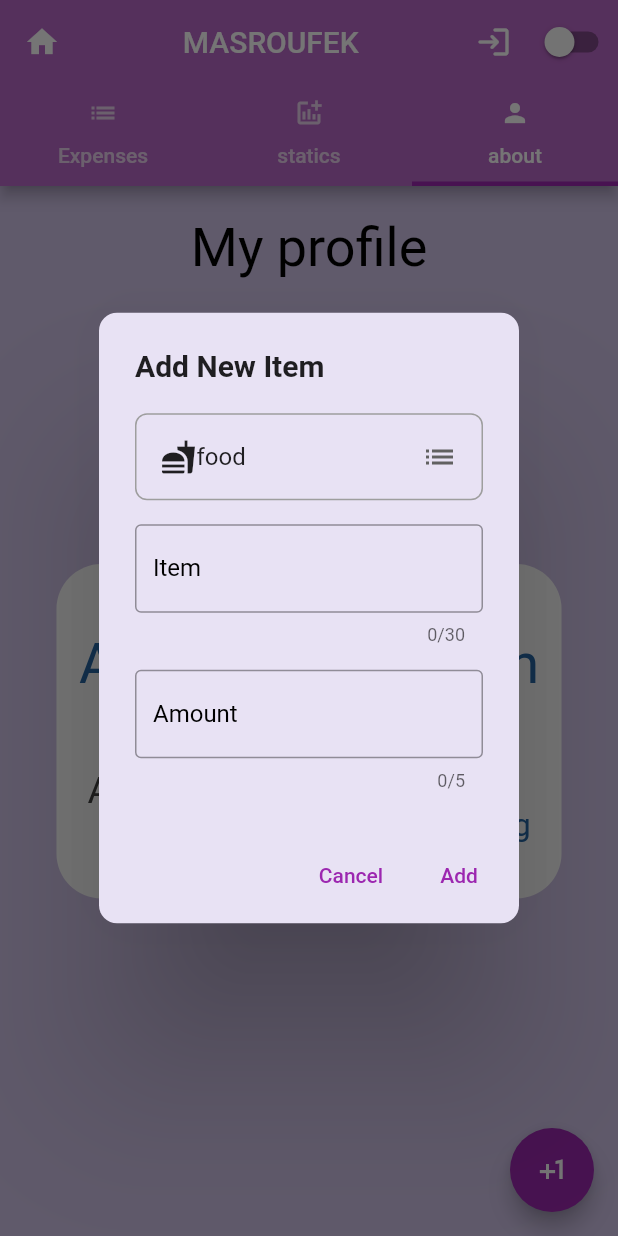
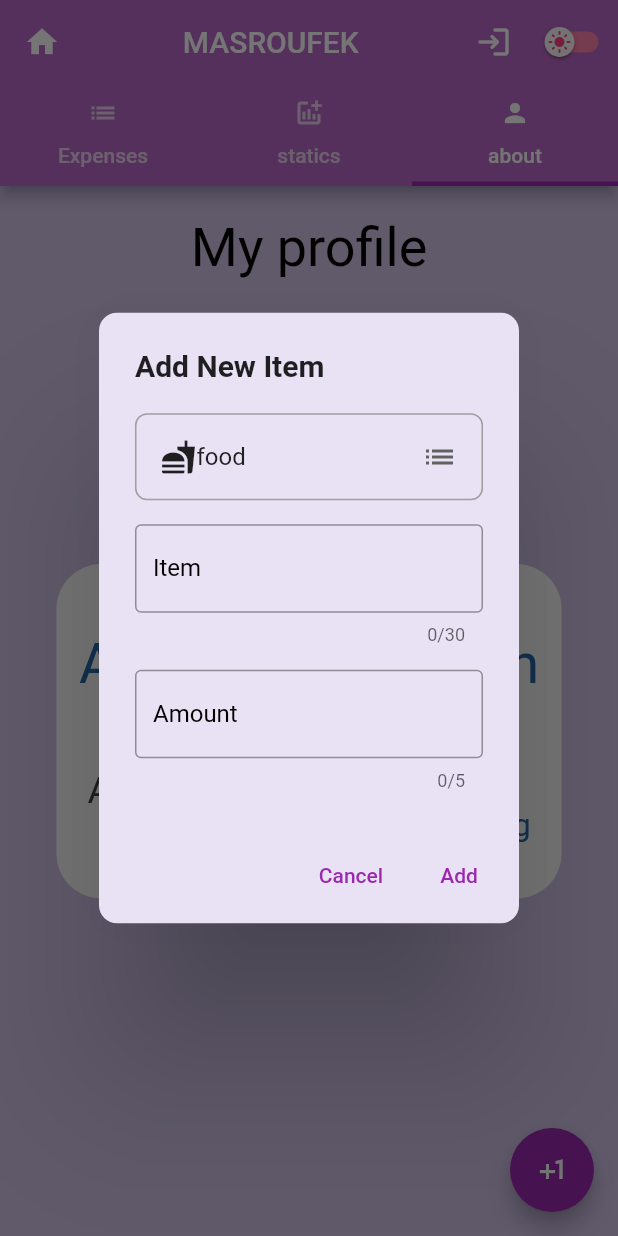
Before and after one commit to Ala-Eddine-Achach/FlutterFirstProject, a Flutter app: the screen it shows after launch, tab 3 chosen, after a tap on the "plus one" icon, on a phone screen of 412 x 824 dp. Run offline on Flutter 3.47's test engine with Material 2 defaults, Android fonts, the phone set to English and light mode, and no system bars; our stand-ins replace flutter_speed_dial, flutter_spinkit, google_fonts, hive, hive_flutter, percent_indicator and 2 more; accounts and stored records are empty; Roboto replaces fonts that are missing (Alegreya, Montserrat).

Commit message:
order buttons and theme icons

```diff
--- a/lib/pages/Loading.dart
+++ b/lib/pages/Loading.dart
@@ -20,12 +20,9 @@ class _LoadingState extends State<Loading> {
   }
 
   Future<void> navigateToHomePage() async {
-    print("c");
     var data = Hive.box("data");
     if (data.isEmpty) {
-      print("d");
       for (var element in expList) {
-        print("a");
         await addexp(
           element["category"],
           element["item"],
@@ -39,7 +36,7 @@ class _LoadingState extends State<Loading> {
       var box =  Hive.box<Expense>("Expanses");
       expmap= box.toMap().map((key, value) =>  MapEntry(key, value.toMap()));
     }
-
+    if (await data.get("order")==null) data.put("order", "date inc");
     await Future.delayed(const Duration(seconds: 3));
     Navigator.pushReplacementNamed(context, '/home');
   }
--- a/lib/pages/home.dart
+++ b/lib/pages/home.dart
@@ -2,9 +2,6 @@ import 'package:flutter/material.dart';
 import 'package:projecttest/main.dart';
 import 'package:projecttest/pages/profile.dart';
 import 'package:projecttest/pages/statics.dart';
-
-import '../expenses/list.dart';
-import '../expenses/widget.dart';
 import '../showdialog/additem.dart';
 import 'listexp.dart';
 List<String> titles = <String>[
@@ -45,6 +42,9 @@ class _HomeState extends State<Home> {
           title: const Center(child: Text("MASROUFEK")),
           actions: [IconButton(onPressed: (){Navigator.pushReplacementNamed(context, '/login');}, icon: Icon(Icons.login_rounded)) ,
             Switch(
+              trackColor: trackColor,
+
+              thumbIcon:thumbIcon,
                 value: themeManager.themeMode == ThemeMode.dark,
                 onChanged: (newValue) {
                   setState(() {
@@ -90,4 +90,28 @@ class _HomeState extends State<Home> {
       );
 
   }
+
+  final MaterialStateProperty<Icon?> thumbIcon =
+  MaterialStateProperty.resolveWith<Icon?>(
+        (Set<MaterialState> states) {
+      if (states.contains(MaterialState.selected)) {
+        return const Icon(Icons.dark_mode,color: Colors.black,);
+      }
+      return const Icon(Icons.light_mode,color: Colors.pinkAccent,);
+    },
+  );
+
 }
+final MaterialStateProperty<Color?> trackColor =
+MaterialStateProperty.resolveWith<Color?>(
+      (Set<MaterialState> states) {
+    // Track color when the switch is selected.
+    if (states.contains(MaterialState.selected)) {
+      return Colors.grey[850];
+    }
+    // Otherwise return null to set default track color
+    // for remaining states such as when the switch is
+    // hovered, focused, or disabled.
+    return Colors.pinkAccent[100];
+  },
+);
--- a/lib/pages/listexp.dart
+++ b/lib/pages/listexp.dart
@@ -1,8 +1,7 @@
-import 'package:flutter/cupertino.dart';
 import 'package:flutter/material.dart';
 import 'package:flutter_speed_dial/flutter_speed_dial.dart';
+import 'package:hive/hive.dart';
 import 'package:projecttest/expenses/hive.dart';
-import 'package:projecttest/expenses/list.dart';
 
 import '../expenses/widget.dart';
 
@@ -19,68 +18,101 @@ class _ExpansesPageState extends State<ExpansesPage> {
   @override
   void initState() {
     controller.addListener(() {
-
-
-
       setState(() {
-        topContainer =(controller.offset/92) ;});});
+        topContainer = (controller.offset / 92);
+      });
+    });
     // TODO: implement initState
     super.initState();
+  }
 
+  var keylist = expmap.keys.toList();
+
+  order(String s) async {
+    var data = Hive.box("data");
+    String c = await data.get("order");
+    if (c != s) {
+      await data.put("order", s);
     }
+    ;
+    setState(() {
+      keylist.sort(compare);
+    });
+    setState(() {
+      keylist = keylist;
+    });
+  }
+
   @override
   Widget build(BuildContext context) {
     return Stack(
       children: [
         ListView.builder(
-          controller:controller ,
+          controller: controller,
           itemCount: expmap.length,
           physics: const BouncingScrollPhysics(),
           itemBuilder: (context, index) {
             double scale = 1;
 
-              scale = index +1 - topContainer;
+            scale = index + 1 - topContainer;
             if (scale < 0) {
               scale = 0;
             } else if (scale > 1) {
               scale = 1;
             }
-            final keylist=   expmap.keys.toList();
-            keylist.sort();
-            final int key = keylist.reversed.toList()[index]; // Get the key at the specified index
-            final  e = expmap[key]!; // Get the expense using the key
+
+            final int key =
+                keylist.toList()[index]; // Get the key at the specified index
+            final e = expmap[key]!; // Get the expense using the key
             return Opacity(
               opacity: scale,
               child: Transform(
-                  transform:  Matrix4.identity()..scale(scale,scale),
+                  transform: Matrix4.identity()..scale(scale, scale),
                   alignment: Alignment.bottomCenter,
-                  child: Align(alignment:Alignment.topRight,heightFactor:0.8,child: Expanses(i:key,item: e))),
+                  child: Align(
+                      alignment: Alignment.topRight,
+                      heightFactor: 0.8,
+                      child: Expanses(i: key, item: e))),
             );
           },
         ),
         Positioned(
           top: 5,
           right: 10,
-          child: SpeedDial(direction: SpeedDialDirection.down,
-            animatedIcon: AnimatedIcons.view_list,
+          child: SpeedDial(
+
+            direction: SpeedDialDirection.down,
+            animatedIcon: AnimatedIcons.menu_home,
             elevation: 60,
-            buttonSize: Size(40,40),
+            buttonSize: const Size(40, 40),
             children: [
               SpeedDialChild(
-                label:"date inc" ,
-                child:Icon(Icons.safety_check_rounded) ,
+                label: "date inc",
+                child: const Icon(Icons.timer_outlined),
+                onTap: () {
+                  order("date inc");
+                },
               ),
               SpeedDialChild(
-                label:"date dec" ,
-                child: Icon(Icons.add_a_photo),
+                label: "date dec",
+                child: const Icon(Icons.timer_rounded),
+                onTap: () {
+                  order("date dec");
+                },
               ),
               SpeedDialChild(
                 label: "amount inc",
-                child: Icon(Icons.abc_outlined) ,
+                child: const Icon(Icons.monetization_on),
+                onTap: () {
+                  order("amount inc");
+                },
               ),
               SpeedDialChild(
                 label: "amount dec",
-                child: Icon(Icons.access_alarm_sharp),
+                child: const Icon(Icons.monetization_on_outlined),
+                onTap: () {
+                  order("amount dec");
+                },
               ),
             ],
           ),
--- a/lib/pages/profile.dart
+++ b/lib/pages/profile.dart
@@ -20,7 +20,7 @@ class Profile extends StatelessWidget {
                   : Colors.black),
               fontSize: 36,
             )),
-        SizedBox(height: 30,),
+        const SizedBox(height: 30,),
         Stack(
         fit: StackFit.loose,
         alignment: Alignment.topCenter,
--- a/lib/showdialog/ERRor.dart
+++ b/lib/showdialog/ERRor.dart
@@ -7,7 +7,7 @@ Future<void> error(
       context: context,
       builder: (BuildContext context) {
         return AlertDialog(
-          icon: Icon(Icons.dangerous_outlined,color: Colors.purpleAccent,size:60,),
+          icon: const Icon(Icons.dangerous_outlined,color: Colors.purpleAccent,size:60,),
           elevation: 30,
           backgroundColor: Color.lerp(
               Colors.red, Theme.of(context).scaffoldBackgroundColor, 0.3),
--- a/lib/showdialog/additem.dart
+++ b/lib/showdialog/additem.dart
@@ -1,4 +1,4 @@
-import 'package:flutter/cupertino.dart';
+
 import 'package:flutter/material.dart';
 import 'package:projecttest/expenses/hive.dart';
 
@@ -47,7 +47,7 @@ Future<void> AddItem(BuildContext context) async {
                 maxLines: 1,
                 decoration:  InputDecoration(
                   labelText: 'Item',
-                  border: OutlineInputBorder(),
+                  border: const OutlineInputBorder(),
                   fillColor: (Theme.of(context).brightness == Brightness.dark
                       ? Colors.white
                       : Colors.black),
@@ -64,7 +64,7 @@ Future<void> AddItem(BuildContext context) async {
                     labelStyle:TextStyle(color: (Theme.of(context).brightness == Brightness.dark
                     ? Colors.white
                     : Colors.black),),
-                  border: OutlineInputBorder(),
+                  border: const OutlineInputBorder(),
                   fillColor: (Theme.of(context).brightness == Brightness.dark
                       ? Colors.white
                       : Colors.black),
@@ -91,9 +91,8 @@ Future<void> AddItem(BuildContext context) async {
               if(newItem["item"]==""||newItem["amount"]==0.0)
                 error(context);
               else// Call the addItem function and pass the new item.
-                  {print("am here");
+                  {
                 await addexp(newItem["category"], newItem["item"], newItem["amount"],newItem["day"]);
-                print("kjn");
                 Navigator.pushReplacementNamed(context, '/home');
               }
             },
--- a/pubspec.yaml
+++ b/pubspec.yaml
@@ -50,7 +50,7 @@ flutter_native_splash:
   ios:true
   web:false
   background_image:"assests/images/bg.png"
-  image:"app/src/main/res/mipmap-xxxhdpi/ic_launcher.pngc"
+  image:"assests/images/ic_launcher.png"
 dev_dependencies:
 
   flutter_test:
@@ -82,6 +82,7 @@ flutter:
      - assests/images/fb.png
      - assests/images/profile.png
      - assests/login.riv
+     - assests/images/bg.png
 
 
   # An image asset can refer to one or more resolution-specific "variants", see
```
Also changed, not shown: lib/expenses/hive.dart (+24 -2 lines), lib/expenses/list.dart (+1 -30 lines), lib/expenses/widget.dart (+4 -3 lines), lib/pages/login.dart (+4 -4 lines), lib/pages/statics.dart (+4 -3 lines), assests/images/ic_launcher.png (added). Lines whose indentation alone changed are shown as unchanged.
